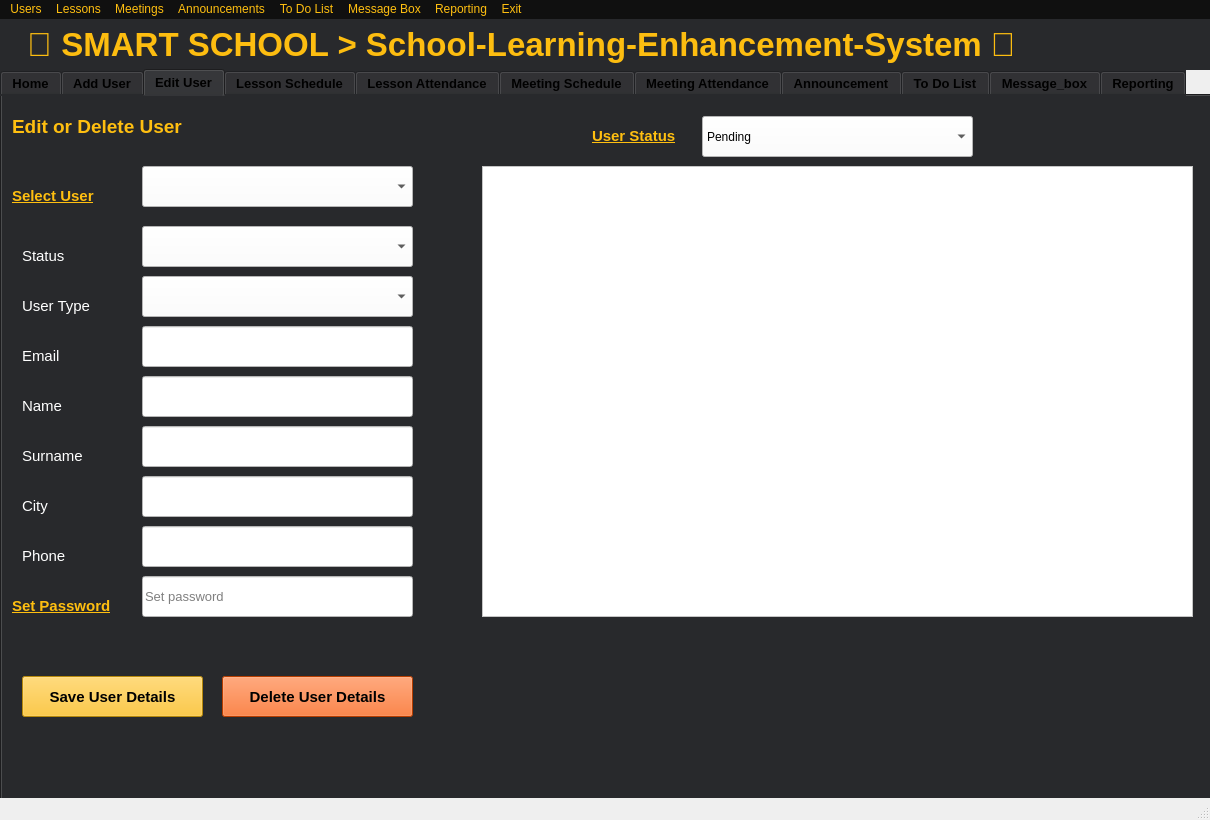
First picture: the form in admin.ui, repository KemalDurukanMERT/Smart-School-2.0, before the edit.
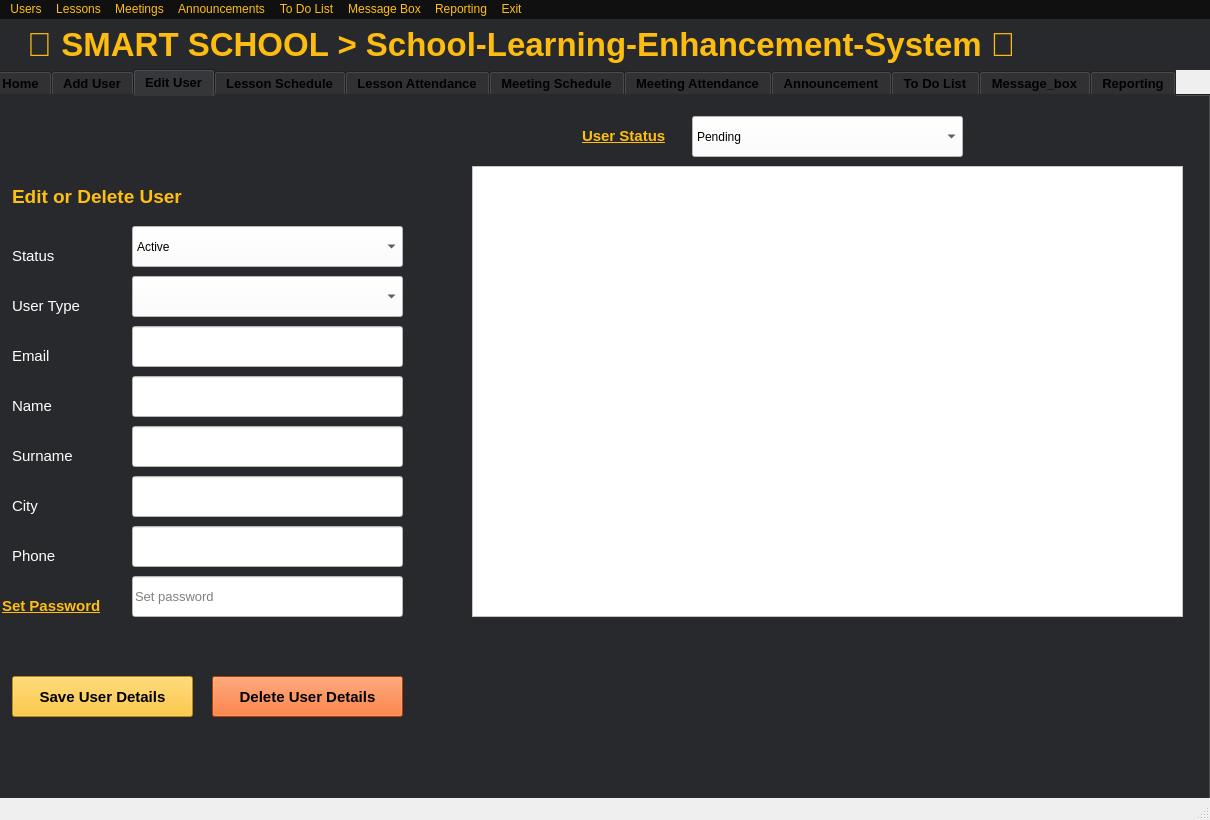
Second picture: the form after the edit. The open tabs and pages were chosen to show the change.

Commit message: Feature - Admin Edit User

What changed in the file:
```diff
--- a/admin.ui
+++ b/admin.ui
@@ -42,7 +42,7 @@
    <widget class="QTabWidget" name="tabWidget">
     <property name="geometry">
      <rect>
-      <x>0</x>
+      <x>-10</x>
       <y>50</y>
       <width>1221</width>
       <height>741</height>
@@ -519,8 +519,8 @@
      <widget class="QLabel" name="label_2">
       <property name="geometry">
        <rect>
-        <x>10</x>
-        <y>20</y>
+        <x>20</x>
+        <y>90</y>
         <width>291</width>
         <height>21</height>
        </rect>
@@ -539,30 +539,6 @@
        <string>Edit or Delete User</string>
       </property>
      </widget>
-     <widget class="QLabel" name="label_12">
-      <property name="geometry">
-       <rect>
-        <x>10</x>
-        <y>90</y>
-        <width>121</width>
-        <height>20</height>
-       </rect>
-      </property>
-      <property name="font">
-       <font>
-        <pointsize>11</pointsize>
-        <weight>75</weight>
-        <bold>true</bold>
-        <underline>true</underline>
-       </font>
-      </property>
-      <property name="styleSheet">
-       <string notr="true">color: rgb(255, 191, 16);</string>
-      </property>
-      <property name="text">
-       <string>Select User</string>
-      </property>
-     </widget>
      <widget class="QLabel" name="label_24">
       <property name="geometry">
        <rect>
@@ -617,6 +593,9 @@
       <property name="styleSheet">
        <string notr="true">background-color: rgb(255, 255, 255);</string>
       </property>
+      <property name="readOnly">
+       <bool>true</bool>
+      </property>
      </widget>
      <widget class="QLabel" name="label_28">
       <property name="geometry">
@@ -756,20 +735,6 @@
        <string notr="true">background-color: rgb(255, 255, 255);</string>
       </property>
      </widget>
-     <widget class="QComboBox" name="cb21">
-      <property name="geometry">
-       <rect>
-        <x>140</x>
-        <y>70</y>
-        <width>271</width>
-        <height>41</height>
-       </rect>
-      </property>
-      <property name="styleSheet">
-       <string notr="true">background-color: rgb(255, 255, 255);
-font: 12pt &quot;MS Shell Dlg 2&quot;;</string>
-      </property>
-     </widget>
      <widget class="QPushButton" name="b7">
       <property name="geometry">
        <rect>
@@ -911,7 +876,7 @@
 font: 12pt &quot;MS Shell Dlg 2&quot;;</string>
       </property>
       <property name="currentIndex">
-       <number>-1</number>
+       <number>0</number>
       </property>
       <item>
        <property name="text">
```
Left out of the diff: 14 changed lines with no effect on the pictures. The commit also changes 5 other files.
